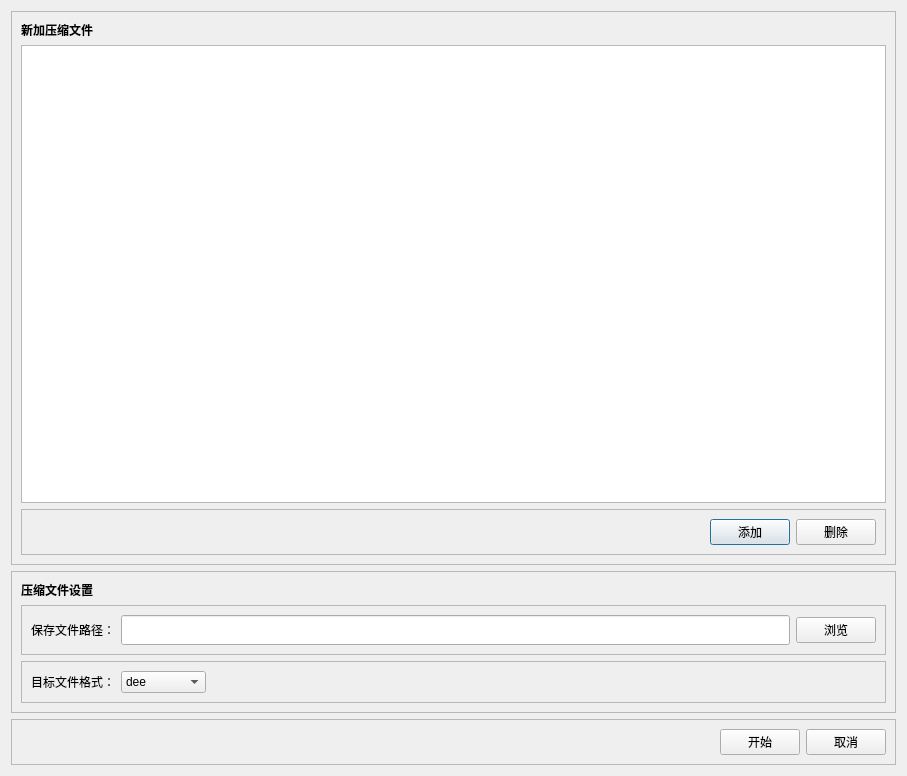
Qt form QTHuffman_Compress/comdialog.ui (1234-bai/Huffman_Compress) before a commit.
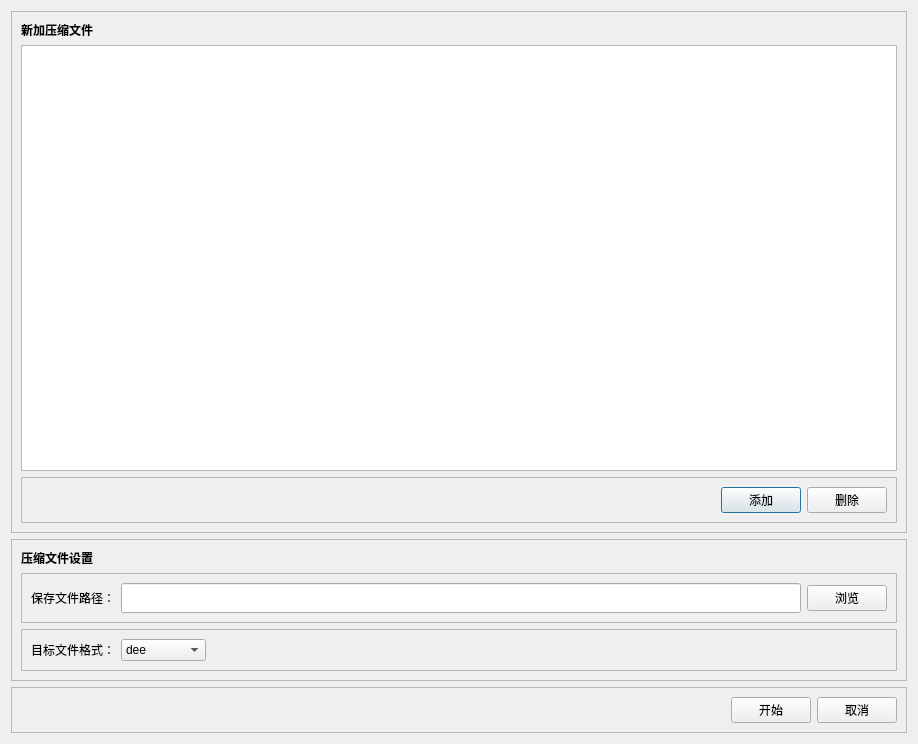
The same form after that commit.

Commit message: 加入了进度条，但不完善

```diff
--- a/QTHuffman_Compress/comdialog.ui
+++ b/QTHuffman_Compress/comdialog.ui
@@ -6,8 +6,8 @@
    <rect>
     <x>0</x>
     <y>0</y>
-    <width>907</width>
-    <height>776</height>
+    <width>918</width>
+    <height>744</height>
    </rect>
   </property>
   <property name="windowTitle">
@@ -289,6 +289,12 @@
    </item>
    <item>
     <widget class="QFrame" name="frame_4">
+     <property name="sizePolicy">
+      <sizepolicy hsizetype="Preferred" vsizetype="Preferred">
+       <horstretch>0</horstretch>
+       <verstretch>0</verstretch>
+      </sizepolicy>
+     </property>
      <property name="frameShape">
       <enum>QFrame::StyledPanel</enum>
      </property>
```
The commit also changes 1 other file.
